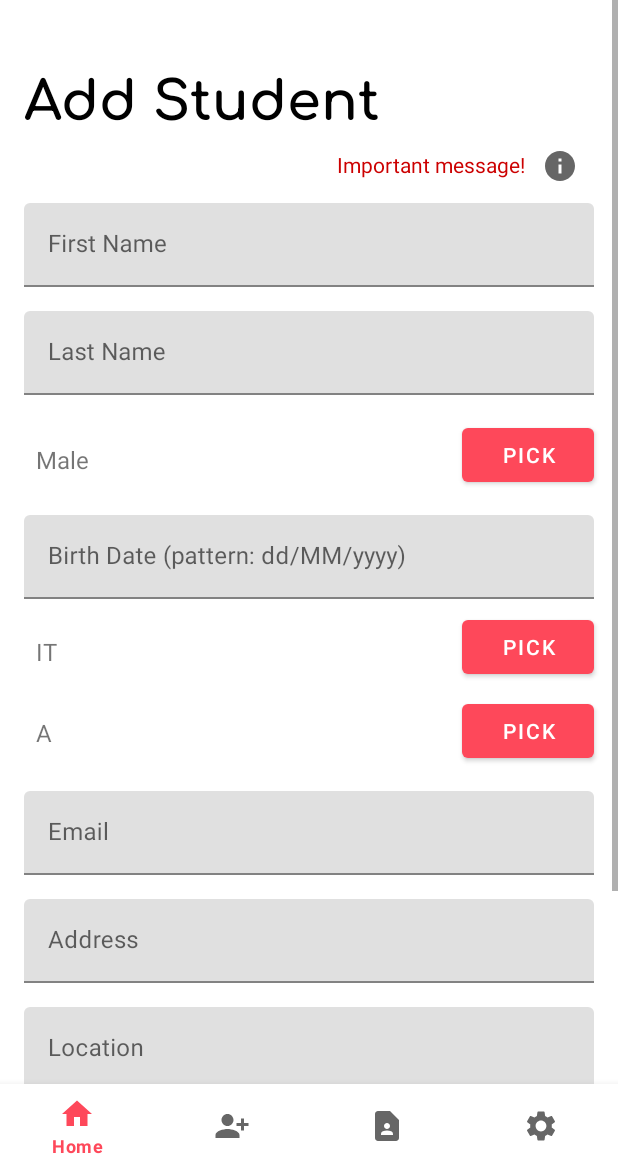
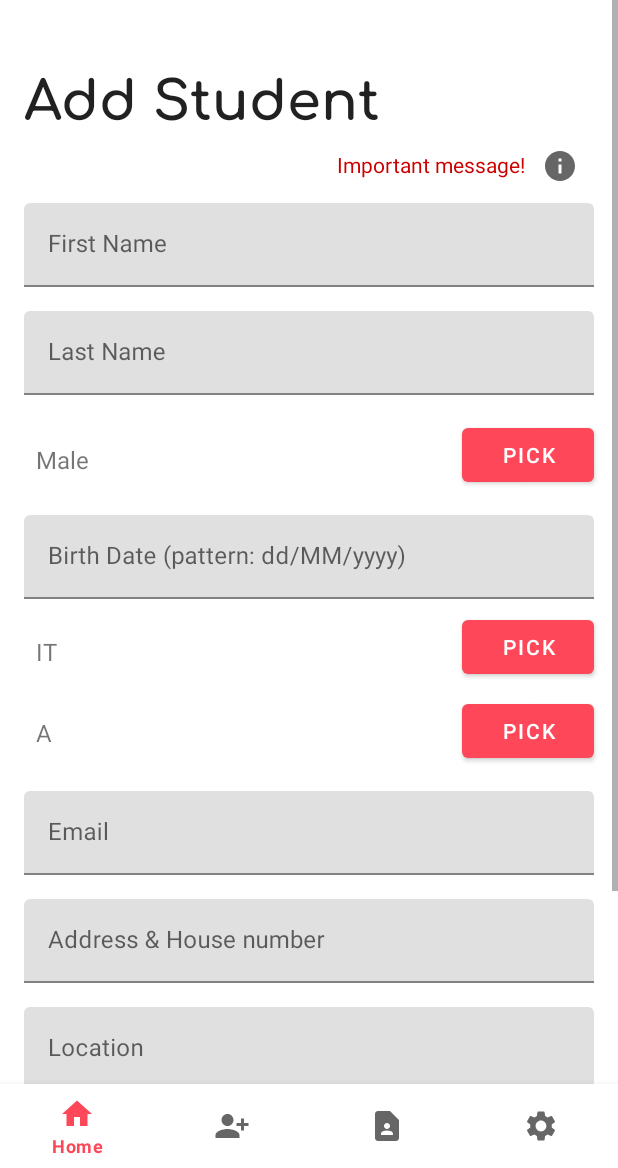
Before and after one commit to dylankmz/StudentzAndroid, an Android app: the fragment StudentDetailsFragment placed in its activity, on a phone screen of 412 x 824 dp, the part 68-1236 px from its top. Run offline under Robolectric (Android 15) with nearby library versions, the phone set to English and light mode, and no system bars; our stand-ins replace Room's generated code; libraries missing offline, so code that uses them is left out: com.jakewharton.threetenabp; Roboto replaces fonts that are not available here; 2 statements that could not run were skipped.

Commit message:
dark theme added

```diff
--- a/app/src/main/res/layout/fragment_student_details.xml
+++ b/app/src/main/res/layout/fragment_student_details.xml
@@ -279,7 +279,7 @@
                 android:layout_marginTop="24dp"
                 android:fontFamily="@font/comfortaa_bold"
                 android:text="@string/str_txt_titleAddStudent"
-                android:textColor="@color/black"
+                android:textColor="?android:attr/textColorPrimary"
                 android:textSize="36sp"
                 app:layout_constraintBottom_toTopOf="@+id/textView"
                 app:layout_constraintStart_toStartOf="parent"
--- a/app/src/main/res/layout/fragment_students.xml
+++ b/app/src/main/res/layout/fragment_students.xml
@@ -20,7 +20,7 @@
         android:layout_marginTop="24dp"
         android:fontFamily="@font/comfortaa_bold"
         android:text="@string/str_txt_title_students"
-        android:textColor="@color/black"
+        android:textColor="?android:attr/textColorPrimary"
         android:textSize="36sp"
         app:layout_constraintStart_toStartOf="parent"
         app:layout_constraintTop_toTopOf="parent" />
--- a/app/src/main/res/layout/student_row.xml
+++ b/app/src/main/res/layout/student_row.xml
@@ -28,7 +28,7 @@
             android:layout_marginTop="8dp"
             android:text="Large Text"
             android:textAppearance="?android:attr/textAppearanceLarge"
-            android:textColor="@android:color/black"
+            android:textColor="?android:attr/textColorPrimary"
             android:textStyle="normal"
             app:layout_constraintStart_toEndOf="@+id/firstname_tv"
             app:layout_constraintTop_toTopOf="parent" />
@@ -83,7 +83,7 @@
             android:layout_marginEnd="16dp"
             android:layout_marginRight="16dp"
             android:text="@string/txt_str_delete"
-            android:textColor="@color/design_default_color_error"
+            android:textColor="@android:color/holo_red_dark"
             app:layout_constraintBottom_toBottomOf="parent"
             app:layout_constraintEnd_toEndOf="parent" />
 
--- /dev/null
+++ b/app/src/main/res/values-night/themes.xml
@@ -0,0 +1,16 @@
+<resources xmlns:tools="http://schemas.android.com/tools">
+    <!-- Base application theme. -->
+    <style name="Theme.Studentz" parent="Theme.MaterialComponents.DayNight.NoActionBar">
+        <!-- Primary brand color. -->
+        <item name="colorPrimary">@color/purple_200</item>
+        <item name="colorPrimaryVariant">@color/purple_700</item>
+        <item name="colorOnPrimary">@color/black</item>
+        <!-- Secondary brand color. -->
+        <item name="colorSecondary">@color/teal_200</item>
+        <item name="colorSecondaryVariant">@color/teal_200</item>
+        <item name="colorOnSecondary">@color/black</item>
+        <!-- Status bar color. -->
+        <item name="android:statusBarColor" tools:targetApi="l">?attr/colorPrimaryVariant</item>
+        <!-- Customize your theme here. -->
+    </style>
+</resources>
--- a/app/src/main/res/values/strings.xml
+++ b/app/src/main/res/values/strings.xml
@@ -8,7 +8,7 @@
     <string name="str_txt_education">Pick Education</string>
     <string name="str_txt_classroom">Choose classroom</string>
     <string name="str_txt_email">Email</string>
-    <string name="str_txt_address">Address</string>
+    <string name="str_txt_address">Address &amp; House number</string>
     <string name="str_txt_location">Location</string>
     <string name="str_txt_zip">ZIP</string>
 
```
Also changed, not shown: app/src/main/res/layout/fragment_contact.xml (+4 -4 lines).
